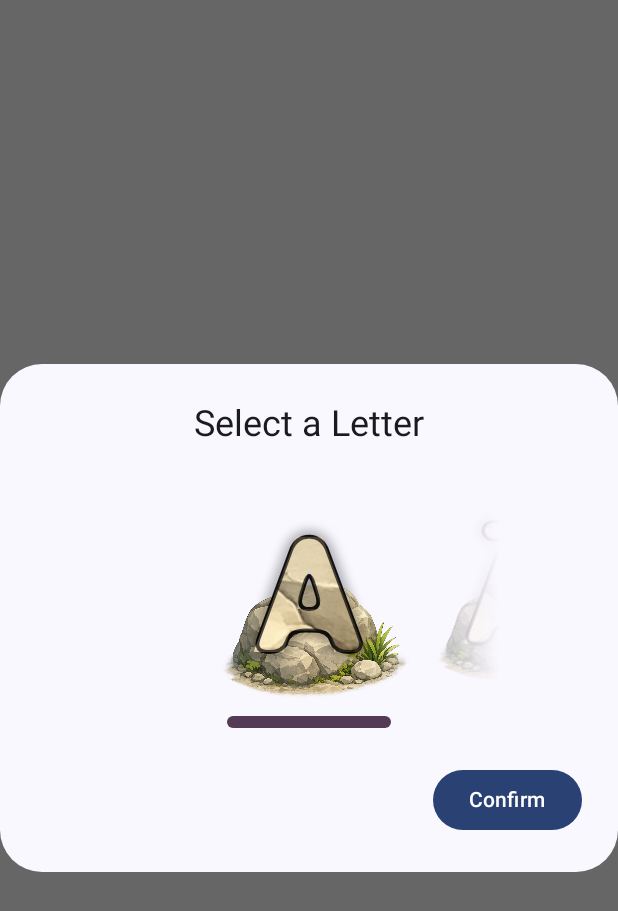
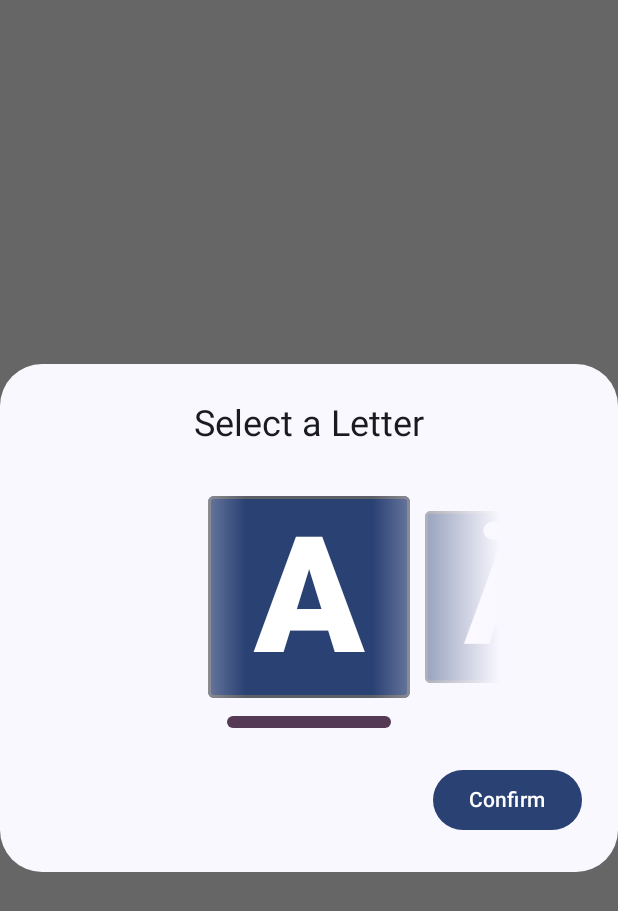
Before and after one commit to fmheim/green-griffin, an Android app built with Jetpack Compose: the @Preview function StoneSelectorPreview, on a phone screen of 412 x 824 dp. Shown: the top 911 px of the screen. Run offline under Robolectric (Android 15) with nearby library versions, the phone set to English and light mode, and no system bars.

Commit message:
refactor: Align stone design with plain board styling
Match the stones to the plain, non-image board by dropping the
textured Trails theme:

- Remove the backgroundRes/textImageRes parameters from DraggableStone
  and render stones with the theme primary color, a rounded shape and
  an outline border again. The stroked/shadowed triple-Text used to
  make letters readable on the stone texture is replaced by a single
  Text in onPrimary, keeping TextAutoSize for scaling.
- Drop the matching parameters from StoneSelector and the call sites in
  StonesRow and WordPlacementScreen.
- Remove backgroundRes/textImageRes from TrailLevel and the
  stoneBackgroundImageRes/stoneTextImageRes accessors on GameState.
  SavedGame persists only levelIndex, so stored games are unaffected.
- Clean up the imports left unused by the above.

Co-Authored-By: Claude Opus 5 <noreply@anthropic.com>
Claude-Session: https://claude.ai/code/session_01QUnudwyieMFKwdJY2DUXWK

```diff
--- a/app/src/main/java/com/felix/greengriffin/board/presentation/GameState.kt
+++ b/app/src/main/java/com/felix/greengriffin/board/presentation/GameState.kt
@@ -1,8 +1,6 @@
 package com.felix.greengriffin.board.presentation
 
-import androidx.annotation.DrawableRes
 import androidx.compose.runtime.Immutable
-import com.felix.greengriffin.R
 import com.felix.greengriffin.board.presentation.components.StoneData
 import com.felix.greengriffin.board.presentation.components.StoneInBag
 import com.felix.greengriffin.board.presentation.components.StoneInHand
@@ -27,9 +25,7 @@ data class TrailLevel(
     val startFields: Set<Field>,
     val goalFields: Set<Field>,
     val blockedField: Set<Field>,
-    @DrawableRes val backgroundRes: Int? = null,
-    @DrawableRes val textImageRes: Int? = null,
-    )
+)
 
 val trailLevels = setOf(
     TrailLevel(
@@ -38,8 +34,6 @@ val trailLevels = setOf(
         startFields = List(10) { Field(row = it, column = 0) }.toSet(),
         goalFields = List(10) { Field(row = it, column = 9) }.toSet(),
         blockedField = setOf(),
-        backgroundRes = R.drawable.stone,
-        textImageRes = R.drawable.pure_stone,
     ),
     TrailLevel(
         index = 2,
@@ -47,8 +41,6 @@ val trailLevels = setOf(
         startFields = List(10) { Field(row = 0, column = it) }.toSet(),
         goalFields = List(10) { Field(row = 9, column = it) }.toSet(),
         blockedField = setOf(),
-        backgroundRes = R.drawable.stone,
-        textImageRes = R.drawable.pure_stone,
     ),
     TrailLevel(
         index = 3,
@@ -56,8 +48,6 @@ val trailLevels = setOf(
         startFields = List(6) { Field(row = it, column = 0) }.toSet(),
         goalFields = List(6) { Field(row = it + 5, column = 9) }.toSet(),
         blockedField = setOf(),
-        backgroundRes = R.drawable.stone,
-        textImageRes = R.drawable.pure_stone,
     ),
 
 )
@@ -260,15 +250,6 @@ data class GameState(
 
     val hasError: Boolean
         get() = errorText != null
-
-    val stoneBackgroundImageRes: Int? get() = when(gameMode){
-        is GameMode.Trails -> gameMode.level.backgroundRes
-        is GameMode.FreePlay -> null
-    }
-    val stoneTextImageRes: Int? get() = when(gameMode){
-        is GameMode.Trails -> gameMode.level.textImageRes
-        is GameMode.FreePlay -> null
-    }
 
     private fun getWordsFromHorizontalPlacement(): List<Word> {
         val createdWords = mutableListOf<Word>()
--- a/app/src/main/java/com/felix/greengriffin/board/presentation/WordPlacementScreen.kt
+++ b/app/src/main/java/com/felix/greengriffin/board/presentation/WordPlacementScreen.kt
@@ -89,8 +89,6 @@ fun WordPlacementScreen(
         StoneSelector(
             onLetterSelected = { onEvent(GameEvent.JokerSelected(it)) },
             onDismissRequest = { onEvent(GameEvent.JokerSelectorDismissRequested) },
-            backgroundImageRes = state.stoneBackgroundImageRes,
-            textImageRes = state.stoneTextImageRes,
         )
     }
     Column(modifier = modifier) {
@@ -359,8 +357,6 @@ fun WordBoard(
                         DraggableStone(
                             modifier = Modifier.fillMaxSize(),
                             data = it,
-                            backgroundRes = state.stoneBackgroundImageRes,
-                            textImageRes = state.stoneTextImageRes,
                         )
                     }
                 }
--- a/app/src/main/java/com/felix/greengriffin/board/presentation/components/DraggableStone.kt
+++ b/app/src/main/java/com/felix/greengriffin/board/presentation/components/DraggableStone.kt
@@ -1,10 +1,6 @@
 package com.felix.greengriffin.board.presentation.components
 
-import android.R.attr.fontWeight
-import android.R.attr.maxLines
 import android.content.ClipData
-import androidx.annotation.DrawableRes
-import androidx.compose.animation.core.copy
 import androidx.compose.foundation.background
 import androidx.compose.foundation.border
 import androidx.compose.foundation.draganddrop.dragAndDropSource
@@ -21,42 +17,16 @@ import androidx.compose.foundation.text.TextAutoSize
 import androidx.compose.material3.MaterialTheme
 import androidx.compose.material3.Text
 import androidx.compose.runtime.Composable
-import androidx.compose.runtime.remember
 import androidx.compose.ui.Alignment
 import androidx.compose.ui.Modifier
 import androidx.compose.ui.draganddrop.DragAndDropTransferData
-import androidx.compose.ui.draw.drawBehind
-import androidx.compose.ui.graphics.BlendMode
-import androidx.compose.ui.graphics.BlurEffect
-import androidx.compose.ui.graphics.Color
-import androidx.compose.ui.graphics.Color.Companion.Transparent
-import androidx.compose.ui.graphics.ImageBitmap
-import androidx.compose.ui.graphics.ImageShader
-import androidx.compose.ui.graphics.Matrix
-import androidx.compose.ui.graphics.PathEffect
-import androidx.compose.ui.graphics.RenderEffect
-import androidx.compose.ui.graphics.Shader
-import androidx.compose.ui.graphics.ShaderBrush
-import androidx.compose.ui.graphics.Shadow
-import androidx.compose.ui.graphics.StrokeCap
-import androidx.compose.ui.graphics.StrokeJoin
-import androidx.compose.ui.graphics.TileMode
-import androidx.compose.ui.graphics.asComposeRenderEffect
-import androidx.compose.ui.graphics.drawscope.Fill
-import androidx.compose.ui.graphics.drawscope.Stroke
-import androidx.compose.ui.graphics.graphicsLayer
-import androidx.compose.ui.platform.LocalResources
-import androidx.compose.ui.res.imageResource
 import androidx.compose.ui.text.TextStyle
-import androidx.compose.ui.text.font.FontStyle
 import androidx.compose.ui.text.font.FontWeight
 import androidx.compose.ui.text.style.TextAlign
 import androidx.compose.ui.tooling.preview.Preview
 import androidx.compose.ui.unit.Dp
-import androidx.compose.ui.unit.IntSize
 import androidx.compose.ui.unit.dp
 import androidx.compose.ui.unit.sp
-import com.felix.greengriffin.R
 import com.felix.greengriffin.board.presentation.Field
 import com.felix.greengriffin.core.presentation.theme.GreenGriffinTheme
 import kotlinx.serialization.Serializable
@@ -165,12 +135,8 @@ fun DraggableStone(
     data: StoneData,
     modifier: Modifier = Modifier,
     width: Dp? = null,
-    @DrawableRes backgroundRes: Int? = null,
-    @DrawableRes textImageRes: Int? = null,
 ) {
-
     Box {
-        val resources = LocalResources.current
         Box(
             modifier = modifier
                 .then(other = if (width != null) Modifier.size(width) else Modifier)
@@ -185,9 +151,6 @@ fun DraggableStone(
                             )
                         })
                 })
-                .then(
-                    if (backgroundRes == null) {
-                        Modifier
                 .background(
                     color = MaterialTheme.colorScheme.primary,
                     shape = RoundedCornerShape(4.dp)
@@ -197,91 +160,18 @@ fun DraggableStone(
                     color = MaterialTheme.colorScheme.outline,
                     shape = RoundedCornerShape(4.dp)
                 )
-                    } else {
-                        Modifier.drawBehind {
-                            drawImage(
-                                image = ImageBitmap.imageResource(
-                                    res = resources,
-                                    id = backgroundRes
-                                ),
-                                dstSize = IntSize(
-                                    this.size.width.toInt(),
-                                    this.size.height.toInt()
-                                )
-                            )
-                        }
-                    }
-                )
-
         ) {
-
-            val bitmap = textImageRes?.let {
-                ImageBitmap.imageResource(textImageRes)
-            }
-
-            val brush = bitmap?.let {
-                remember(textImageRes) {
-                    ShaderBrush(
-                        ImageShader(
-                            image = bitmap,
-                            tileModeX = TileMode.Mirror,
-                            tileModeY = TileMode.Mirror,
-                        )
-                    )
-                }
-            }
-
-            Box {
-                val text = " " + data.letter.toString() + " "
-                val baseTextStyle = TextStyle(
+            Text(
+                modifier = Modifier.padding(4.dp),
+                text = " " + data.letter.toString() + " ",
+                color = MaterialTheme.colorScheme.onPrimary,
+                maxLines = 1,
+                style = TextStyle(
                     fontWeight = FontWeight.W900,
                     textAlign = TextAlign.Center
-                )
-
-                Text(
-                    text = text,
-                    modifier = Modifier
-                        .padding(4.dp),
-                    color = Color.Black.copy(alpha = 0.7f),
-                    style = baseTextStyle.copy(
-                        drawStyle = Stroke(
-                            width = 4f,
-                            join = StrokeJoin.Round,
-                            pathEffect = PathEffect.cornerPathEffect(radius = 15f)
-                        ),
-                        shadow = Shadow(color = Color.Black, blurRadius = 10f),
                 ),
                 autoSize = TextAutoSize.StepBased()
             )
-                Text(
-                    modifier = Modifier
-                        .padding(4.dp),
-                    text = text,
-                    style = baseTextStyle.copy(
-                        brush = brush,
-                    ),
-                    color = MaterialTheme.colorScheme.onPrimary,
-                    maxLines = 1,
-                    autoSize = TextAutoSize.StepBased()
-                )
-                Text(
-                    text = text,
-                    modifier = Modifier
-                        .padding(4.dp),
-                    color = Color.Black.copy(alpha = 0.7f),
-                    style = baseTextStyle.copy(
-                        drawStyle = Stroke(
-                            width = 4f,
-                            join = StrokeJoin.Round,
-                            pathEffect = PathEffect.cornerPathEffect(radius = 15f)
-                        ),
-                    ),
-                    autoSize = TextAutoSize.StepBased()
-                )
-
-
-            }
-
         }
         data.value.takeIf { it > 0 }?.let {
             ValueBadge(it.toString())
@@ -322,9 +212,7 @@ fun DraggableStonePreview() {
                 value = 1,
                 id = "1",
                 userId = 0
-            ),
-            backgroundRes = R.drawable.stone,
-            textImageRes = R.drawable.pure_stone
+            )
         )
     }
 }
--- a/app/src/main/java/com/felix/greengriffin/board/presentation/components/StoneSelector.kt
+++ b/app/src/main/java/com/felix/greengriffin/board/presentation/components/StoneSelector.kt
@@ -1,6 +1,5 @@
 package com.felix.greengriffin.board.presentation.components
 
-import androidx.annotation.DrawableRes
 import androidx.compose.animation.rememberSplineBasedDecay
 import androidx.compose.foundation.background
 import androidx.compose.foundation.layout.Box
@@ -35,7 +34,6 @@ import androidx.compose.ui.tooling.preview.Preview
 import androidx.compose.ui.unit.dp
 import androidx.compose.ui.util.lerp
 import androidx.compose.ui.window.DialogProperties
-import com.felix.greengriffin.R
 import com.felix.greengriffin.board.presentation.germanAlphabet
 import com.felix.greengriffin.core.presentation.theme.GreenGriffinTheme
 import java.util.UUID
@@ -46,8 +44,6 @@ fun StoneSelector(
     onLetterSelected: (Char) -> Unit,
     onDismissRequest: () -> Unit,
     modifier: Modifier = Modifier,
-    @DrawableRes backgroundImageRes: Int? = null,
-    @DrawableRes textImageRes: Int? = null,
     alphabet: List<Char> = germanAlphabet, // todo implement persistent list
 ) {
     val pagerState = rememberPagerState(pageCount = alphabet::size)
@@ -114,8 +110,6 @@ fun StoneSelector(
                                         value = 0,
                                         id = UUID.randomUUID().toString()
                                     ),
-                                    backgroundRes = backgroundImageRes,
-                                    textImageRes = textImageRes,
                                 )
                             }
                         }
@@ -179,8 +173,6 @@ fun StoneSelectorPreview() = GreenGriffinTheme {
             onLetterSelected = { showDialog.value = false },
             onDismissRequest = { showDialog.value = false },
             alphabet = germanAlphabet,
-            backgroundImageRes = R.drawable.stone,
-            textImageRes = R.drawable.pure_stone
         )
     }
 }
--- a/app/src/main/java/com/felix/greengriffin/board/presentation/components/StonesRow.kt
+++ b/app/src/main/java/com/felix/greengriffin/board/presentation/components/StonesRow.kt
@@ -74,8 +74,6 @@ fun StonesRow(
                     modifier = Modifier.animateItem(),
                     width = width.dp,
                     data = data,
-                    backgroundRes = state.stoneBackgroundImageRes,
-                    textImageRes = state.stoneTextImageRes,
                 )
                 if (index < state.stonesInHand.lastIndex) Spacer(
                     modifier = Modifier.width(
```
Lines whose indentation alone changed are shown as unchanged.
